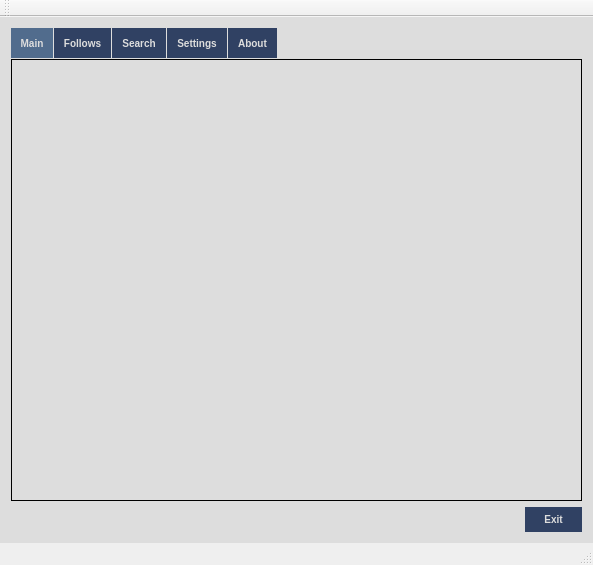
Rutle/twitch-program, file mainwindow.ui: the form before one commit.
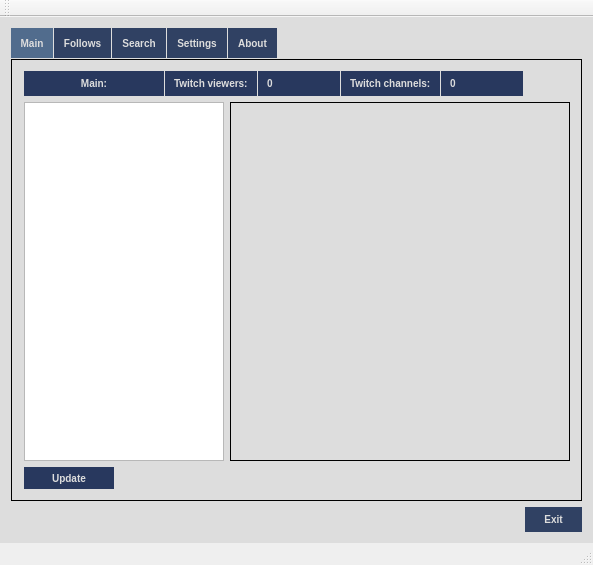
The form after the commit. The open tabs and pages were chosen to show the change.

Commit message:
Main page has QListView instead of QListWidget. Channelinfo to use raw pointers instead of shared_ptr. Redundant comments removed.
I wanted to try to learn to use Qt's view/model/delegate system so I
made the main page's top game list with QListView. Also subclassed a
listmodel and delegate.

Patch:
```diff
--- a/mainwindow.ui
+++ b/mainwindow.ui
@@ -87,12 +87,279 @@
        <number>2</number>
       </property>
       <widget class="QWidget" name="maintab">
+       <property name="sizePolicy">
+        <sizepolicy hsizetype="Fixed" vsizetype="Fixed">
+         <horstretch>0</horstretch>
+         <verstretch>0</verstretch>
+        </sizepolicy>
+       </property>
        <attribute name="title">
         <string>Main</string>
        </attribute>
        <layout class="QVBoxLayout" name="verticalLayout_5">
+        <property name="sizeConstraint">
+         <enum>QLayout::SetMinAndMaxSize</enum>
+        </property>
+        <item alignment="Qt::AlignLeft">
+         <widget class="QWidget" name="main_top_layout" native="true">
+          <property name="sizePolicy">
+           <sizepolicy hsizetype="Fixed" vsizetype="Fixed">
+            <horstretch>0</horstretch>
+            <verstretch>0</verstretch>
+           </sizepolicy>
+          </property>
+          <property name="minimumSize">
+           <size>
+            <width>500</width>
+            <height>25</height>
+           </size>
+          </property>
+          <property name="maximumSize">
+           <size>
+            <width>500</width>
+            <height>25</height>
+           </size>
+          </property>
+          <property name="styleSheet">
+           <string notr="true">QLabel {
+	border: 0;
+	background-color:#28385e;
+	padding: 6px;
+	font: bold 10px;
+	color: #DDDDDD;
+}</string>
+          </property>
+          <layout class="QGridLayout" name="gridLayout_9">
+           <property name="sizeConstraint">
+            <enum>QLayout::SetDefaultConstraint</enum>
+           </property>
+           <property name="leftMargin">
+            <number>1</number>
+           </property>
+           <property name="topMargin">
+            <number>0</number>
+           </property>
+           <property name="rightMargin">
+            <number>0</number>
+           </property>
+           <property name="bottomMargin">
+            <number>0</number>
+           </property>
+           <property name="horizontalSpacing">
+            <number>1</number>
+           </property>
+           <property name="verticalSpacing">
+            <number>0</number>
+           </property>
+           <item row="0" column="0">
+            <widget class="QLabel" name="main_top_label">
+             <property name="sizePolicy">
+              <sizepolicy hsizetype="Fixed" vsizetype="Fixed">
+               <horstretch>0</horstretch>
+               <verstretch>0</verstretch>
+              </sizepolicy>
+             </property>
+             <property name="minimumSize">
+              <size>
+               <width>140</width>
+               <height>25</height>
+              </size>
+             </property>
+             <property name="maximumSize">
+              <size>
+               <width>140</width>
+               <height>25</height>
+              </size>
+             </property>
+             <property name="text">
+              <string>Main:</string>
+             </property>
+             <property name="alignment">
+              <set>Qt::AlignCenter</set>
+             </property>
+            </widget>
+           </item>
+           <item row="0" column="1">
+            <widget class="QLabel" name="twitch_viewers_label">
+             <property name="text">
+              <string>Twitch viewers:</string>
+             </property>
+            </widget>
+           </item>
+           <item row="0" column="3">
+            <widget class="QLabel" name="twitch_channels_label">
+             <property name="text">
+              <string>Twitch channels:</string>
+             </property>
+            </widget>
+           </item>
+           <item row="0" column="2">
+            <widget class="QLabel" name="twitch_viewers_value">
+             <property name="text">
+              <string>0</string>
+             </property>
+            </widget>
+           </item>
+           <item row="0" column="4">
+            <widget class="QLabel" name="twitch_channels_value">
+             <property name="text">
+              <string>0</string>
+             </property>
+            </widget>
+           </item>
+          </layout>
+         </widget>
+        </item>
         <item>
-         <layout class="QHBoxLayout" name="horizontalLayout_2"/>
+         <layout class="QHBoxLayout" name="main_horizontal_layout">
+          <property name="leftMargin">
+           <number>1</number>
+          </property>
+          <item>
+           <widget class="QListView" name="main_top_games_list">
+            <property name="sizePolicy">
+             <sizepolicy hsizetype="Expanding" vsizetype="MinimumExpanding">
+              <horstretch>0</horstretch>
+              <verstretch>0</verstretch>
+             </sizepolicy>
+            </property>
+            <property name="minimumSize">
+             <size>
+              <width>200</width>
+              <height>0</height>
+             </size>
+            </property>
+            <property name="maximumSize">
+             <size>
+              <width>200</width>
+              <height>16777215</height>
+             </size>
+            </property>
+            <property name="styleSheet">
+             <string notr="true">@QListView {
+	outline: none;
+	border-bottom: 1px;
+}@
+/*
+QListView {
+	background-color: #304163;
+	border: 0px;
+
+}
+*/</string>
+            </property>
+           </widget>
+          </item>
+          <item>
+           <widget class="QWidget" name="widget" native="true">
+            <property name="styleSheet">
+             <string notr="true">QWidget {
+	border: 1px solid black;
+}
+</string>
+            </property>
+            <layout class="QVBoxLayout" name="verticalLayout_7"/>
+           </widget>
+          </item>
+         </layout>
+        </item>
+        <item>
+         <widget class="QWidget" name="main_bottom_layout" native="true">
+          <property name="sizePolicy">
+           <sizepolicy hsizetype="Expanding" vsizetype="Expanding">
+            <horstretch>0</horstretch>
+            <verstretch>0</verstretch>
+           </sizepolicy>
+          </property>
+          <property name="minimumSize">
+           <size>
+            <width>91</width>
+            <height>22</height>
+           </size>
+          </property>
+          <property name="maximumSize">
+           <size>
+            <width>91</width>
+            <height>22</height>
+           </size>
+          </property>
+          <property name="sizeIncrement">
+           <size>
+            <width>0</width>
+            <height>0</height>
+           </size>
+          </property>
+          <property name="baseSize">
+           <size>
+            <width>0</width>
+            <height>0</height>
+           </size>
+          </property>
+          <property name="styleSheet">
+           <string notr="true"/>
+          </property>
+          <layout class="QGridLayout" name="gridLayout_8">
+           <property name="sizeConstraint">
+            <enum>QLayout::SetDefaultConstraint</enum>
+           </property>
+           <property name="leftMargin">
+            <number>1</number>
+           </property>
+           <property name="topMargin">
+            <number>0</number>
+           </property>
+           <property name="rightMargin">
+            <number>0</number>
+           </property>
+           <property name="bottomMargin">
+            <number>0</number>
+           </property>
+           <property name="horizontalSpacing">
+            <number>1</number>
+           </property>
+           <property name="verticalSpacing">
+            <number>0</number>
+           </property>
+           <item row="0" column="0" alignment="Qt::AlignLeft">
+            <widget class="QPushButton" name="main_update_button">
+             <property name="sizePolicy">
+              <sizepolicy hsizetype="Fixed" vsizetype="Fixed">
+               <horstretch>0</horstretch>
+               <verstretch>0</verstretch>
+              </sizepolicy>
+             </property>
+             <property name="minimumSize">
+              <size>
+               <width>90</width>
+               <height>22</height>
+              </size>
+             </property>
+             <property name="maximumSize">
+              <size>
+               <width>90</width>
+               <height>22</height>
+              </size>
+             </property>
+             <property name="text">
+              <string>Update</string>
+             </property>
+            </widget>
+           </item>
+           <item row="0" column="1">
+            <spacer name="horizontalSpacer_4">
+             <property name="orientation">
+              <enum>Qt::Horizontal</enum>
+             </property>
+             <property name="sizeHint" stdset="0">
+              <size>
+               <width>40</width>
+               <height>20</height>
+              </size>
+             </property>
+            </spacer>
+           </item>
+          </layout>
+         </widget>
         </item>
        </layout>
       </widget>
```
Left out of the diff: 107 changed lines with no effect on the pictures. The commit also changes 15 other files.
